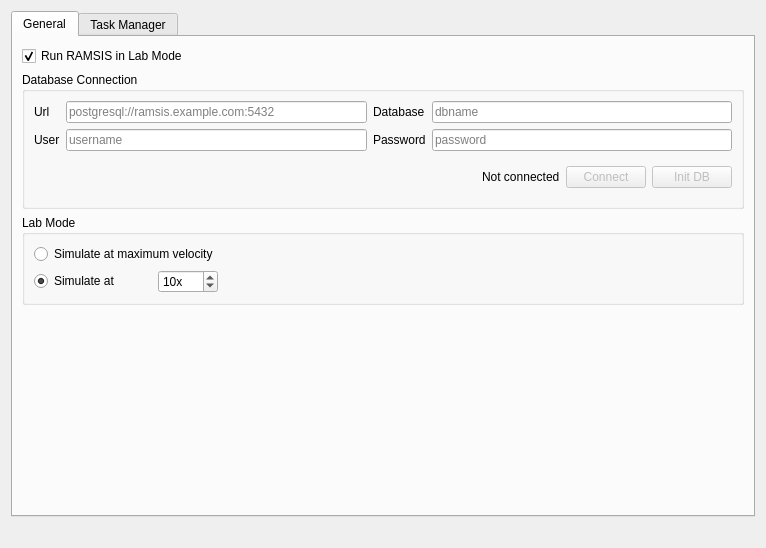
Old version of the form RAMSIS/ui/views/appsettingswindow.ui in the repository swiss-seismological-service/hermes.
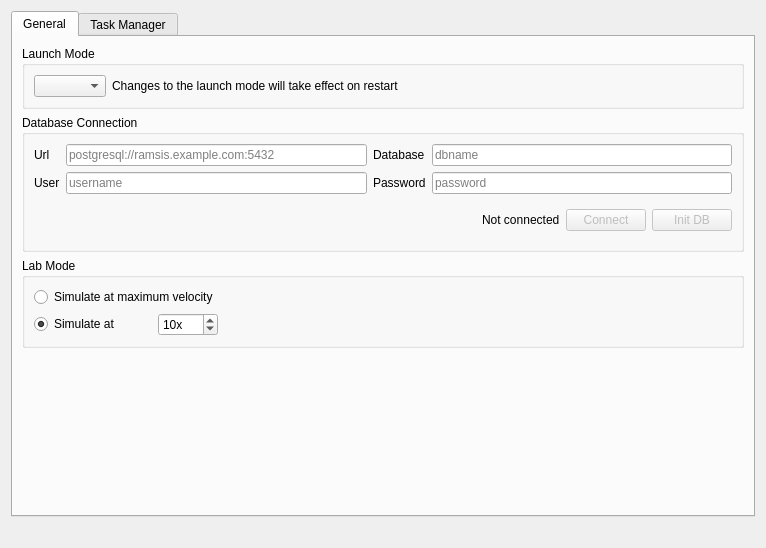
New version of the form.

Commit message:
[ENH] Introduce LauchMode
The launch mode defines which mode the application launches in. Currently only "lab-mode" is implemented which is used to work on pre-recorded data. "Real-time" mode will follow later.

Patch:
```diff
--- a/RAMSIS/ui/views/appsettingswindow.ui
+++ b/RAMSIS/ui/views/appsettingswindow.ui
@@ -255,16 +255,22 @@
         </spacer>
        </item>
        <item row="0" column="0">
-        <widget class="QCheckBox" name="enableLabModeCheckBox">
-         <property name="toolTip">
-          <string>In Simulation Mode seismic and hydraulic events are played back from an existing catalog.</string>
+        <widget class="QGroupBox" name="groupBox_3">
+         <property name="title">
+          <string>Launch Mode</string>
          </property>
-         <property name="text">
-          <string>Run RAMSIS in Lab Mode</string>
-         </property>
-         <property name="checked">
-          <bool>true</bool>
-         </property>
+         <layout class="QGridLayout" name="gridLayout_6" columnstretch="0,1">
+          <item row="0" column="0">
+           <widget class="QComboBox" name="launchModeComboBox"/>
+          </item>
+          <item row="0" column="1">
+           <widget class="QLabel" name="label_5">
+            <property name="text">
+             <string>Changes to the launch mode will take effect on restart</string>
+            </property>
+           </widget>
+          </item>
+         </layout>
         </widget>
        </item>
       </layout>
```
The commit also changes 4 other files.
